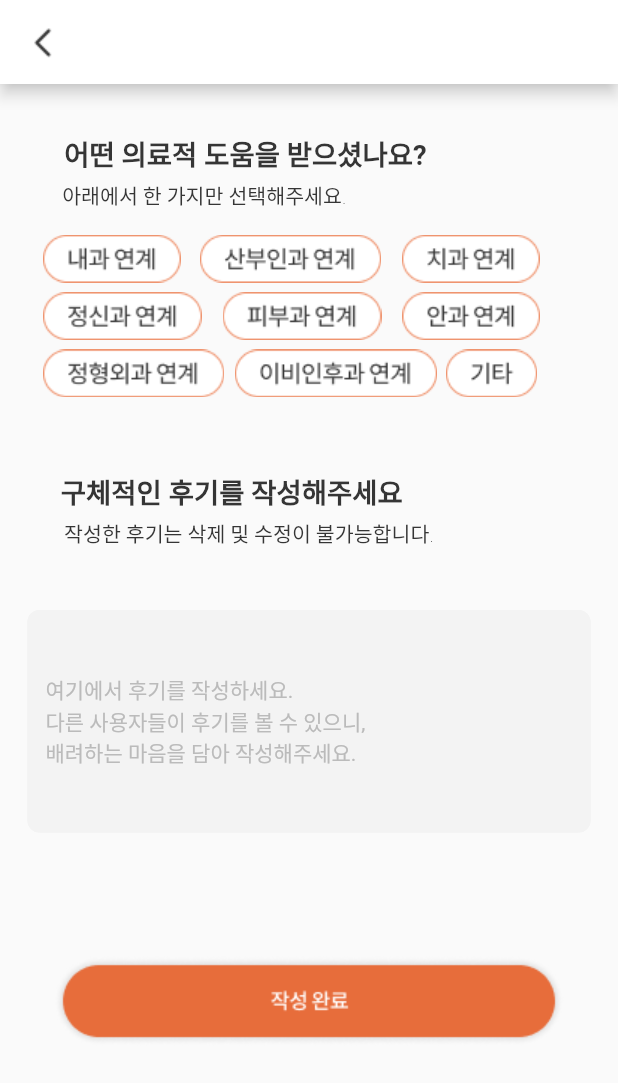
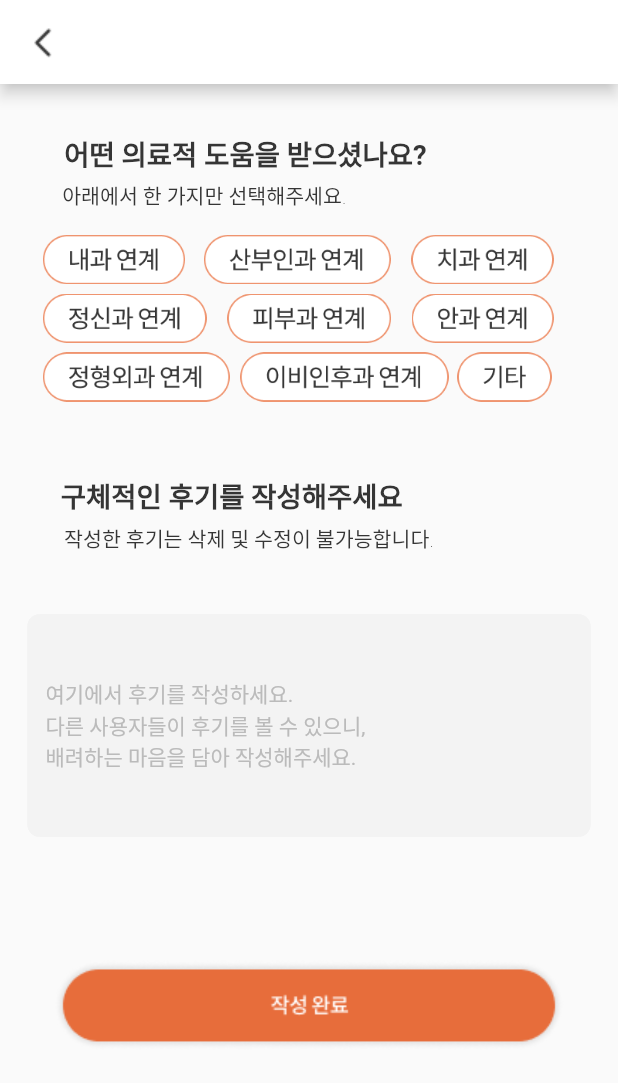
Before and after one commit to GDSC-SWU/2023-TeenHelper-SolutionChallenge, a Flutter app: the review_write_screen screen opened directly with empty values, on a phone screen of 412 x 824 dp. Shown: the top 1083 px of the screen. Run offline on Flutter 3.47's test engine with Material 2 defaults, Android fonts, the phone set to English and light mode, and no system bars; our stand-ins replace carousel_slider, cloud_firestore, firebase_auth, firebase_core, flutter_dotenv, flutter_form_builder and 11 more; missing offline and left inert: chat_gpt_sdk, mysql1, translator; accounts and stored records are empty.

Commit message:
fix: review write screen hospital btn edit

```diff
--- a/lib/map/review_write_screen.dart
+++ b/lib/map/review_write_screen.dart
@@ -128,7 +128,7 @@ class _review_write_screen extends State<review_write_screen> {
                                 Container(
                                   margin: EdgeInsets.only(left: ScreenUtil().setWidth(25)),
                                   child: InkWell(
-                                    child: Image.asset(hospital_1 ? 'images/review_on_1.png': 'images/review_off_1.png'),
+                                    child: Image.asset(hospital_1 ? 'images/review_on_1.png': 'images/review_off_1.png', height: ScreenUtil().setHeight(32)),
                                     onTap: () => {
                                       setState((){
                                         hospital = "내과";
@@ -149,7 +149,7 @@ class _review_write_screen extends State<review_write_screen> {
                                 Container(
                                   margin: EdgeInsets.only(left: ScreenUtil().setWidth(11)),
                                   child: InkWell(
-                                    child: Image.asset(hospital_2 ? 'images/review_on_2.png': 'images/review_off_2.png'),
+                                    child: Image.asset(hospital_2 ? 'images/review_on_2.png': 'images/review_off_2.png', height: ScreenUtil().setHeight(32)),
                                     onTap: () => {
                                       setState((){
                                         hospital = "산부인과";
@@ -170,7 +170,7 @@ class _review_write_screen extends State<review_write_screen> {
                                 Container(
                                   margin: EdgeInsets.only(left: ScreenUtil().setWidth(12)),
                                   child: InkWell(
-                                    child: Image.asset(hospital_3 ? 'images/review_on_3.png': 'images/review_off_3.png'),
+                                    child: Image.asset(hospital_3 ? 'images/review_on_3.png': 'images/review_off_3.png', height: ScreenUtil().setHeight(32)),
                                     onTap: () => {
                                       setState((){
                                         hospital = "치과";
@@ -198,7 +198,7 @@ class _review_write_screen extends State<review_write_screen> {
                                 Container(
                                   margin: EdgeInsets.only(left: ScreenUtil().setWidth(25)),
                                   child: InkWell(
-                                    child: Image.asset(hospital_4 ? 'images/review_on_4.png': 'images/review_off_4.png'),
+                                    child: Image.asset(hospital_4 ? 'images/review_on_4.png': 'images/review_off_4.png', height: ScreenUtil().setHeight(32)),
                                     onTap: () => {
                                       setState((){
                                         hospital = "정신과";
@@ -219,7 +219,7 @@ class _review_write_screen extends State<review_write_screen> {
                                 Container(
                                   margin: EdgeInsets.only(left: ScreenUtil().setWidth(12)),
                                   child: InkWell(
-                                    child: Image.asset(hospital_5 ? 'images/review_on_5.png': 'images/review_off_5.png'),
+                                    child: Image.asset(hospital_5 ? 'images/review_on_5.png': 'images/review_off_5.png', height: ScreenUtil().setHeight(32)),
                                     onTap: () => {
                                       setState((){
                                         hospital = "피부과";
@@ -240,7 +240,7 @@ class _review_write_screen extends State<review_write_screen> {
                                 Container(
                                   margin: EdgeInsets.only(left: ScreenUtil().setWidth(12)),
                                   child: InkWell(
-                                    child: Image.asset(hospital_6 ? 'images/review_on_6.png': 'images/review_off_6.png'),
+                                    child: Image.asset(hospital_6 ? 'images/review_on_6.png': 'images/review_off_6.png', height: ScreenUtil().setHeight(32)),
                                     onTap: () => {
                                       setState((){
                                         hospital = "안과";
@@ -268,7 +268,7 @@ class _review_write_screen extends State<review_write_screen> {
                                 Container(
                                   margin: EdgeInsets.only(left: ScreenUtil().setWidth(25)),
                                   child: InkWell(
-                                    child: Image.asset(hospital_7 ? 'images/review_on_7.png': 'images/review_off_7.png'),
+                                    child: Image.asset(hospital_7 ? 'images/review_on_7.png': 'images/review_off_7.png', height: ScreenUtil().setHeight(32)),
                                     onTap: () => {
                                       setState((){
                                         hospital = "정형외과";
@@ -289,7 +289,7 @@ class _review_write_screen extends State<review_write_screen> {
                                 Container(
                                   margin: EdgeInsets.only(left: ScreenUtil().setWidth(6)),
                                   child: InkWell(
-                                    child: Image.asset(hospital_8 ? 'images/review_on_8.png': 'images/review_off_8.png'),
+                                    child: Image.asset(hospital_8 ? 'images/review_on_8.png': 'images/review_off_8.png', height: ScreenUtil().setHeight(32)),
                                     onTap: () => {
                                       setState((){
                                         hospital = "이비인후과";
@@ -310,7 +310,7 @@ class _review_write_screen extends State<review_write_screen> {
                                 Container(
                                   margin: EdgeInsets.only(left: ScreenUtil().setWidth(5)),
                                   child: InkWell(
-                                    child: Image.asset(hospital_9 ? 'images/review_on_9.png': 'images/review_off_9.png'),
+                                    child: Image.asset(hospital_9 ? 'images/review_on_9.png': 'images/review_off_9.png', height: ScreenUtil().setHeight(32)),
                                     onTap: () => {
                                       setState((){
                                         hospital = "기타";
```
Also changed, not shown: images/review_off_1.png, images/review_off_2.png, images/review_off_3.png, images/review_off_4.png, images/review_off_5.png, images/review_off_6.png, images/review_off_7.png, images/review_off_8.png, images/review_off_9.png, images/review_on_1.png, images/review_on_2.png, images/review_on_3.png, images/review_on_4.png, images/review_on_5.png, 4 more files.
